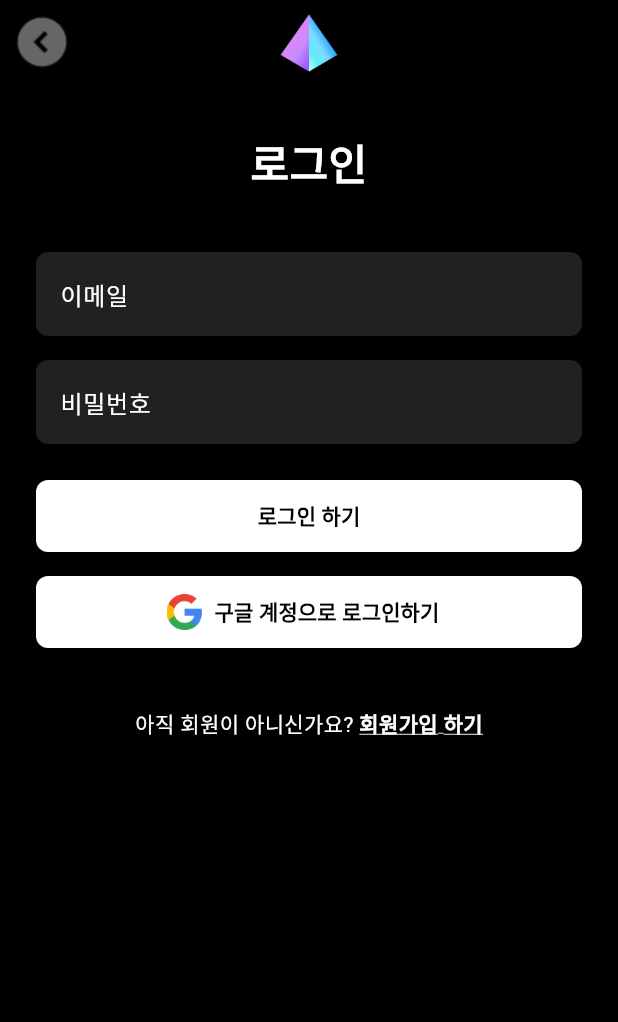
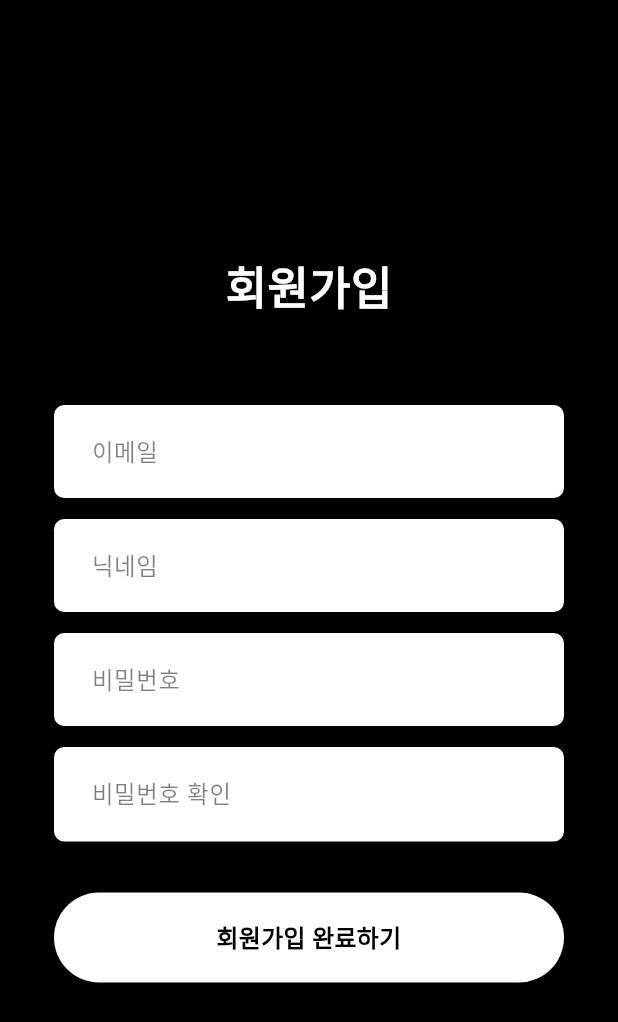
Before and after one commit to wjdrbgus8167/ari, a Flutter app: the LoginScreen screen opened directly, after a tap on "회원가입 하기", on a phone screen of 412 x 824 dp. Shown: the top 1022 px of the screen. Run offline on Flutter 3.47's test engine with Material 3 defaults, Android fonts, the phone set to English and light mode, and no system bars; our stand-ins replace flutter_riverpod, palette_generator; network calls fail; Roboto replaces fonts that are missing (Pretendard).

Commit message:
feat: 회원가입, 온보딩 UI 구현현

```diff
--- a/FE/lib/presentation/pages/login/login_screen.dart
+++ b/FE/lib/presentation/pages/login/login_screen.dart
@@ -1,3 +1,5 @@
+import 'package:ari/presentation/pages/sign_up/on_boarding.dart';
+import 'package:ari/presentation/pages/sign_up/sign_up_screen.dart';
 import 'package:flutter/material.dart';
 
 class LoginScreen extends StatelessWidget {
@@ -115,6 +117,10 @@ class LoginScreen extends StatelessWidget {
                 ),
                 onPressed: () {
                   // 구글 로그인 로직 구현
+                  Navigator.push(
+                      context,
+                      MaterialPageRoute(builder: (context) => const AdditionalInfoPage()),
+                  );
                 },
                 label: const Text(
                   '구글 계정으로 로그인하기',
@@ -123,7 +129,6 @@ class LoginScreen extends StatelessWidget {
               ),
             ),
             const SizedBox(height: 40),
-            // 회원가입 링크
             Row(
               mainAxisAlignment: MainAxisAlignment.center,
               children: [
@@ -133,7 +138,10 @@ class LoginScreen extends StatelessWidget {
                 ),
                 GestureDetector(
                   onTap: () {
-                    // 회원가입 화면 이동 로직 구현
+                    Navigator.push(
+                      context,
+                      MaterialPageRoute(builder: (context) => const SignUpScreen()),
+                    );
                   },
                   child: const Text(
                     '회원가입 하기',
--- /dev/null
+++ b/FE/lib/presentation/pages/sign_up/sign_up_screen.dart
@@ -0,0 +1,107 @@
+import 'package:ari/presentation/widgets/sign_up/sign_up_button.dart';
+import 'package:ari/presentation/widgets/sign_up/sign_up_text_field.dart';
+import 'package:ari/providers/global_providers.dart';
+import 'package:flutter/material.dart';
+import 'package:flutter_riverpod/flutter_riverpod.dart';
+import 'package:ari/presentation/pages/home/home_screen.dart';
+
+class SignUpScreen extends ConsumerWidget {
+  const SignUpScreen({Key? key}) : super(key: key);
+
+  @override
+  Widget build(BuildContext context, WidgetRef ref) {
+    // 상태 관찰
+    final signUpState = ref.watch(signUpViewModelProvider);
+    // ViewModel 인스턴스에 접근
+    final viewModel = ref.read(signUpViewModelProvider.notifier);
+
+    return Scaffold(
+      backgroundColor: Colors.black,
+      body: SafeArea(
+        child: Center(
+          child: SingleChildScrollView(
+            child: Padding(
+              padding: const EdgeInsets.symmetric(horizontal: 36.0),
+              child: Column(
+                mainAxisAlignment: MainAxisAlignment.center,
+                crossAxisAlignment: CrossAxisAlignment.center,
+                children: [
+                  // 회원가입 제목
+                  const Text(
+                    '회원가입',
+                    style: TextStyle(
+                      color: Colors.white,
+                      fontSize: 30,
+                      fontFamily: 'Pretendard',
+                      fontWeight: FontWeight.w700,
+                    ),
+                  ),
+                  const SizedBox(height: 58),
+
+                  // 이메일 입력 필드
+                  SignUpTextField(
+                    hintText: '이메일',
+                    onChanged: viewModel.setEmail,
+                  ),
+                  const SizedBox(height: 14),
+
+                  // 닉네임 입력 필드
+                  SignUpTextField(
+                    hintText: '닉네임',
+                    onChanged: viewModel.setNickname,
+                  ),
+                  const SizedBox(height: 14),
+
+                  // 비밀번호 입력 필드
+                  SignUpTextField(
+                    hintText: '비밀번호',
+                    obscureText: true,
+                    onChanged: viewModel.setPassword,
+                  ),
+                  const SizedBox(height: 14),
+
+                  // 비밀번호 확인 필드
+                  SignUpTextField(
+                    hintText: '비밀번호 확인',
+                    obscureText: true,
+                    onChanged: viewModel.setConfirmPassword,
+                  ),
+                  const SizedBox(height: 14),
+
+                  // 에러 메시지 표시
+                  if (signUpState.errorMessage != null)
+                    Padding(
+                      padding: const EdgeInsets.only(bottom: 10),
+                      child: Text(
+                        signUpState.errorMessage!,
+                        style: const TextStyle(
+                          color: Colors.red,
+                          fontSize: 14,
+                        ),
+                      ),
+                    ),
+
+                  const SizedBox(height: 20),
+
+                  // 회원가입 버튼
+                  SignUpButton(
+                    text: '회원가입 완료하기',
+                    onTap: () async {
+                      if (await viewModel.signUp()) {
+                        // 회원가입 성공, 다음 화면으로 이동
+                        Navigator.of(context).push(
+                          MaterialPageRoute(builder: (context) => const HomeScreen())
+                        );
+                      }
+                    },
+                    isLoading: signUpState.isLoading,
+                  ),
+                ],
+              ),
+            ),
+          ),
+        ),
+      ),
+    );
+  }
+}
--- a/FE/lib/providers/global_providers.dart
+++ b/FE/lib/providers/global_providers.dart
@@ -1,3 +1,4 @@
+import 'package:ari/presentation/viewmodels/sign_up_viewmodel.dart';
 import 'package:flutter_riverpod/flutter_riverpod.dart';
 import '../data/models/track.dart';
 import '../presentation/viewmodels/home_viewmodel.dart';
@@ -63,3 +64,7 @@ final playlistProvider = StateProvider<List<Track>>((ref) => []);
 final homeViewModelProvider = StateNotifierProvider<HomeViewModel, HomeState>(
   (ref) => HomeViewModel(),
 );
+
+final signUpViewModelProvider = StateNotifierProvider<SignUpViewModel, SignUpState>(
+  (ref) => SignUpViewModel(),
+);
```
Also changed, not shown: FE/lib/presentation/pages/sign_up/on_boarding.dart (added, +126 -0 lines), FE/lib/presentation/viewmodels/sign_up_viewmodel.dart (added, +95 -0 lines).
